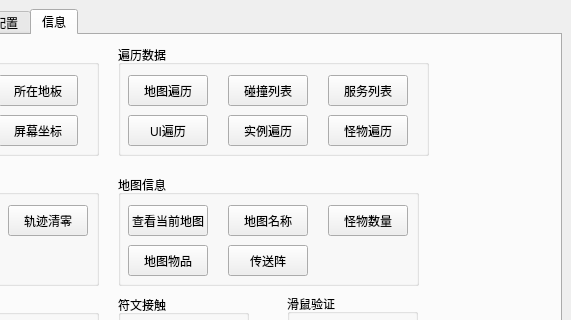
Old version of the form mainwindow.ui in the repository kinvcode/BattleMush; both pictures show x 229 to 800 and y 0 to 320 of the 800 by 600 pixel window.
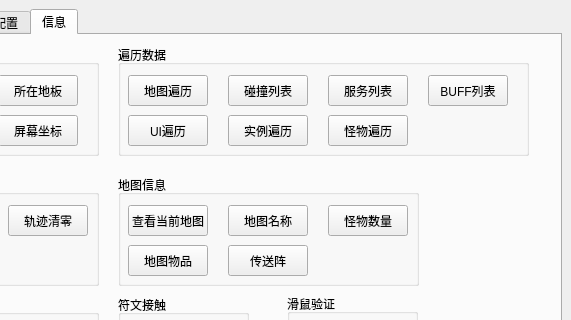
New version of the form. The open tabs and pages were chosen to show the change. Custom widgets are drawn as their Qt base class.

Commit message: BUFF检测完善

Patch:
```diff
--- a/mainwindow.ui
+++ b/mainwindow.ui
@@ -2570,7 +2570,7 @@
            <rect>
             <x>230</x>
             <y>10</y>
-            <width>311</width>
+            <width>411</width>
             <height>111</height>
            </rect>
           </property>
@@ -2691,6 +2691,31 @@
             <string>怪物遍历</string>
            </property>
           </widget>
+          <widget class="QPushButton" name="pushButton_print_allservice_2">
+           <property name="geometry">
+            <rect>
+             <x>310</x>
+             <y>30</y>
+             <width>80</width>
+             <height>31</height>
+            </rect>
+           </property>
+           <property name="minimumSize">
+            <size>
+             <width>80</width>
+             <height>0</height>
+            </size>
+           </property>
+           <property name="maximumSize">
+            <size>
+             <width>80</width>
+             <height>16777215</height>
+            </size>
+           </property>
+           <property name="text">
+            <string>BUFF列表</string>
+           </property>
+          </widget>
          </widget>
          <widget class="QGroupBox" name="groupBox_5">
           <property name="geometry">
```
Left out of the diff: 4 changed lines with no effect on the pictures. The commit also changes 4 other files.
